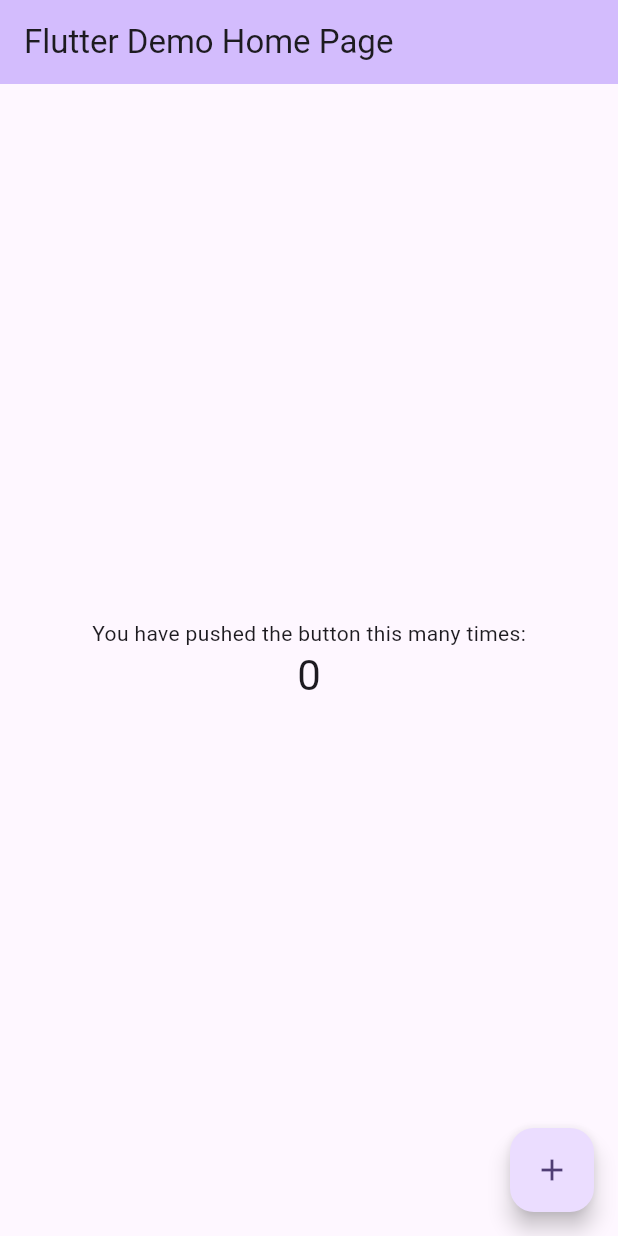
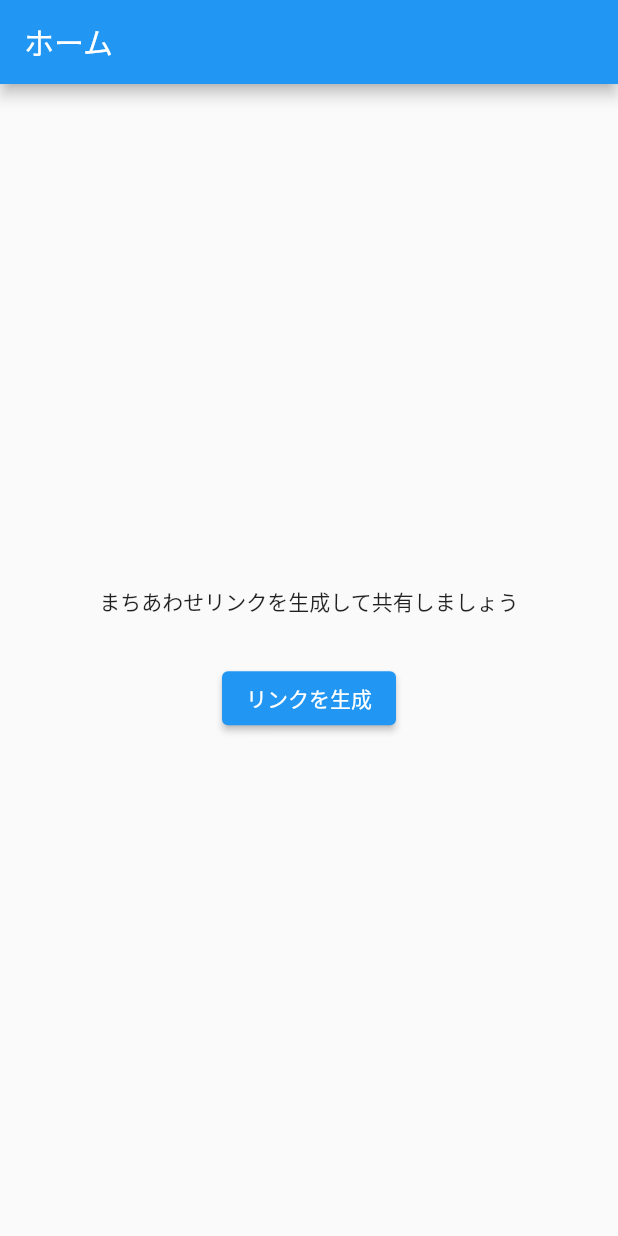
Before and after one commit to Al-Mikan/mesh-frontend, a Flutter app: the screen it shows after launch, on a phone screen of 412 x 824 dp. Run offline on Flutter 3.47's test engine with Material 3 defaults, Android fonts, the phone set to English and light mode, and no system bars; our stand-ins replace shared_preferences.

Commit message:
画面遷移を作成

```diff
--- /dev/null
+++ b/lib/home_page.dart
@@ -0,0 +1,95 @@
+
+import 'package:flutter/material.dart';
+import 'package:mesh_frontend/map_share_page.dart';
+import 'package:mesh_frontend/set_details_page.dart';
+import 'package:shared_preferences/shared_preferences.dart';
+
+class HomePage extends StatefulWidget {
+  const HomePage({super.key});
+
+  @override
+  State<HomePage> createState() => _HomePageState();
+}
+
+class _HomePageState extends State<HomePage> {
+  String? groupId;
+
+  @override
+  void initState() {
+    super.initState();
+    checkGroupId();
+  }
+
+  void checkGroupId() async {
+    // SharedPreferencesを使用してグループIDの存在を確認
+    final prefs = await SharedPreferences.getInstance();
+    String? savedGroupId = prefs.getString('groupId');
+    if (savedGroupId != null) {
+      setState(() {
+        groupId = savedGroupId;
+      });
+    }
+
+    // 仮にnullに設定
+    setState(() {
+      groupId = null;
+    });
+  }
+
+  void _generateNewGroup(String newGroupId) {
+    setState(() {
+      groupId = newGroupId;
+    });
+    // SharedPreferencesにグループIDを保存
+    SharedPreferences.getInstance().then((prefs) {
+      prefs.setString('groupId', newGroupId);
+    });
+    // 地図共有画面に遷移（戻れないようにpushReplacement）
+    Navigator.of(context).pushReplacement(
+      MaterialPageRoute(
+        builder: (context) => MapSharePage(groupId: newGroupId),
+      ),
+    );
+  }
+
+  @override
+  Widget build(BuildContext context) {
+    return FutureBuilder<String?>(
+      future: SharedPreferences.getInstance().then(
+        (prefs) => prefs.getString('groupId'),
+      ),
+      builder: (context, snapshot) {
+        if (snapshot.connectionState == ConnectionState.waiting) {
+          return const CircularProgressIndicator();
+        } else if (snapshot.hasData && snapshot.data != null) {
+          return MapSharePage(groupId: snapshot.data!);
+        } else {
+          return Scaffold(
+            appBar: AppBar(title: const Text('ホーム')),
+            body: Center(
+              child: Column(
+                mainAxisAlignment: MainAxisAlignment.center,
+                children: <Widget>[
+                  const Text('まちあわせリンクを生成して共有しましょう'),
+                  const SizedBox(height: 30),
+                  ElevatedButton(
+                    onPressed: () {
+                      Navigator.of(context).push(
+                        MaterialPageRoute(
+                          builder:
+                              (context) =>
+                                  SetDetailsPage(onGenerate: _generateNewGroup),
+                        ),
+                      );
+                    },
+                    child: const Text('リンクを生成'),
+                  ),
+                ],
+              ),
+            ),
+          );
+        }
+      },
+    );
+  }
+}
--- a/lib/main.dart
+++ b/lib/main.dart
@@ -1,122 +1,17 @@
 import 'package:flutter/material.dart';
+import 'package:mesh_frontend/home_page.dart';
 
-void main() {
-  runApp(const MyApp());
-}
+void main() => runApp(const MyApp());
 
 class MyApp extends StatelessWidget {
   const MyApp({super.key});
 
-  // This widget is the root of your application.
   @override
   Widget build(BuildContext context) {
     return MaterialApp(
-      title: 'Flutter Demo',
-      theme: ThemeData(
-        // This is the theme of your application.
-        //
-        // TRY THIS: Try running your application with "flutter run". You'll see
-        // the application has a purple toolbar. Then, without quitting the app,
-        // try changing the seedColor in the colorScheme below to Colors.green
-        // and then invoke "hot reload" (save your changes or press the "hot
-        // reload" button in a Flutter-supported IDE, or press "r" if you used
-        // the command line to start the app).
-        //
-        // Notice that the counter didn't reset back to zero; the application
-        // state is not lost during the reload. To reset the state, use hot
-        // restart instead.
-        //
-        // This works for code too, not just values: Most code changes can be
-        // tested with just a hot reload.
-        colorScheme: ColorScheme.fromSeed(seedColor: Colors.deepPurple),
-      ),
-      home: const MyHomePage(title: 'Flutter Demo Home Page'),
+      title: '待ち合わせアプリ',
+      theme: ThemeData(primarySwatch: Colors.blue, useMaterial3: false),
+      home: const HomePage(),
     );
   }
 }
-
-class MyHomePage extends StatefulWidget {
-  const MyHomePage({super.key, required this.title});
-
-  // This widget is the home page of your application. It is stateful, meaning
-  // that it has a State object (defined below) that contains fields that affect
-  // how it looks.
-
-  // This class is the configuration for the state. It holds the values (in this
-  // case the title) provided by the parent (in this case the App widget) and
-  // used by the build method of the State. Fields in a Widget subclass are
-  // always marked "final".
-
-  final String title;
-
-  @override
-  State<MyHomePage> createState() => _MyHomePageState();
-}
-
-class _MyHomePageState extends State<MyHomePage> {
-  int _counter = 0;
-
-  void _incrementCounter() {
-    setState(() {
-      // This call to setState tells the Flutter framework that something has
-      // changed in this State, which causes it to rerun the build method below
-      // so that the display can reflect the updated values. If we changed
-      // _counter without calling setState(), then the build method would not be
-      // called again, and so nothing would appear to happen.
-      _counter++;
-    });
-  }
-
-  @override
-  Widget build(BuildContext context) {
-    // This method is rerun every time setState is called, for instance as done
-    // by the _incrementCounter method above.
-    //
-    // The Flutter framework has been optimized to make rerunning build methods
-    // fast, so that you can just rebuild anything that needs updating rather
-    // than having to individually change instances of widgets.
-    return Scaffold(
-      appBar: AppBar(
-        // TRY THIS: Try changing the color here to a specific color (to
-        // Colors.amber, perhaps?) and trigger a hot reload to see the AppBar
-        // change color while the other colors stay the same.
-        backgroundColor: Theme.of(context).colorScheme.inversePrimary,
-        // Here we take the value from the MyHomePage object that was created by
-        // the App.build method, and use it to set our appbar title.
-        title: Text(widget.title),
-      ),
-      body: Center(
-        // Center is a layout widget. It takes a single child and positions it
-        // in the middle of the parent.
-        child: Column(
-          // Column is also a layout widget. It takes a list of children and
-          // arranges them vertically. By default, it sizes itself to fit its
-          // children horizontally, and tries to be as tall as its parent.
-          //
-          // Column has various properties to control how it sizes itself and
-          // how it positions its children. Here we use mainAxisAlignment to
-          // center the children vertically; the main axis here is the vertical
-          // axis because Columns are vertical (the cross axis would be
-          // horizontal).
-          //
-          // TRY THIS: Invoke "debug painting" (choose the "Toggle Debug Paint"
-          // action in the IDE, or press "p" in the console), to see the
-          // wireframe for each widget.
-          mainAxisAlignment: MainAxisAlignment.center,
-          children: <Widget>[
-            const Text('You have pushed the button this many times:'),
-            Text(
-              '$_counter',
-              style: Theme.of(context).textTheme.headlineMedium,
-            ),
-          ],
-        ),
-      ),
-      floatingActionButton: FloatingActionButton(
-        onPressed: _incrementCounter,
-        tooltip: 'Increment',
-        child: const Icon(Icons.add),
-      ), // This trailing comma makes auto-formatting nicer for build methods.
-    );
-  }
-}
--- a/pubspec.yaml
+++ b/pubspec.yaml
@@ -34,6 +34,8 @@ dependencies:
   # The following adds the Cupertino Icons font to your application.
   # Use with the CupertinoIcons class for iOS style icons.
   cupertino_icons: ^1.0.8
+  uuid: ^4.5.1
+  shared_preferences: ^2.5.2
 
 dev_dependencies:
   flutter_test:
```
Also changed, not shown: lib/map_share_page.dart (added, +47 -0 lines), lib/set_details_page.dart (added, +78 -0 lines), pubspec.lock, 10 other files.
